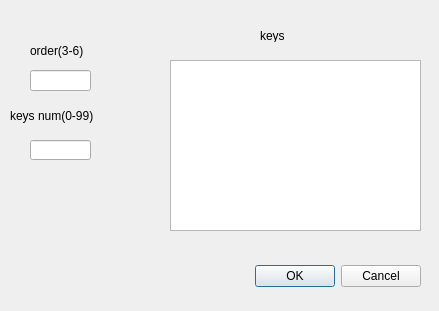
DannythePastaMan/QtBTree, file newbtreedlg.ui: the form before one commit.
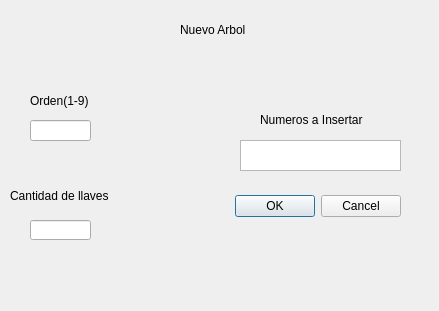
The form after the commit.

The edit to the form file:
```diff
--- a/newbtreedlg.ui
+++ b/newbtreedlg.ui
@@ -40,9 +40,9 @@
   <widget class="QDialogButtonBox" name="buttonBox">
    <property name="geometry">
     <rect>
-     <x>80</x>
-     <y>260</y>
-     <width>341</width>
+     <x>230</x>
+     <y>190</y>
+     <width>171</width>
      <height>32</height>
     </rect>
    </property>
@@ -57,7 +57,7 @@
    <property name="geometry">
     <rect>
      <x>30</x>
-     <y>70</y>
+     <y>120</y>
      <width>61</width>
      <height>21</height>
     </rect>
@@ -67,7 +67,7 @@
    <property name="geometry">
     <rect>
      <x>30</x>
-     <y>140</y>
+     <y>220</y>
      <width>61</width>
      <height>20</height>
     </rect>
@@ -77,35 +77,35 @@
    <property name="geometry">
     <rect>
      <x>30</x>
-     <y>40</y>
+     <y>90</y>
      <width>101</width>
      <height>21</height>
     </rect>
    </property>
    <property name="text">
-    <string>order(3-6)</string>
+    <string>Orden(1-9)</string>
    </property>
   </widget>
   <widget class="QLabel" name="label_2">
    <property name="geometry">
     <rect>
      <x>10</x>
-     <y>100</y>
+     <y>180</y>
      <width>151</width>
      <height>31</height>
     </rect>
    </property>
    <property name="text">
-    <string>keys num(0-99)</string>
+    <string>Cantidad de llaves</string>
    </property>
   </widget>
   <widget class="QPlainTextEdit" name="TextEdit_v">
    <property name="geometry">
     <rect>
-     <x>170</x>
-     <y>60</y>
-     <width>251</width>
-     <height>171</height>
+     <x>240</x>
+     <y>140</y>
+     <width>161</width>
+     <height>31</height>
     </rect>
    </property>
    <property name="whatsThis">
@@ -125,13 +125,26 @@
    <property name="geometry">
     <rect>
      <x>260</x>
-     <y>30</y>
-     <width>54</width>
-     <height>12</height>
+     <y>110</y>
+     <width>121</width>
+     <height>20</height>
     </rect>
    </property>
    <property name="text">
-    <string>keys</string>
+    <string>Numeros a Insertar</string>
+   </property>
+  </widget>
+  <widget class="QLabel" name="label_4">
+   <property name="geometry">
+    <rect>
+     <x>180</x>
+     <y>20</y>
+     <width>101</width>
+     <height>20</height>
+    </rect>
+   </property>
+   <property name="text">
+    <string>Nuevo Arbol</string>
    </property>
   </widget>
  </widget>
```
